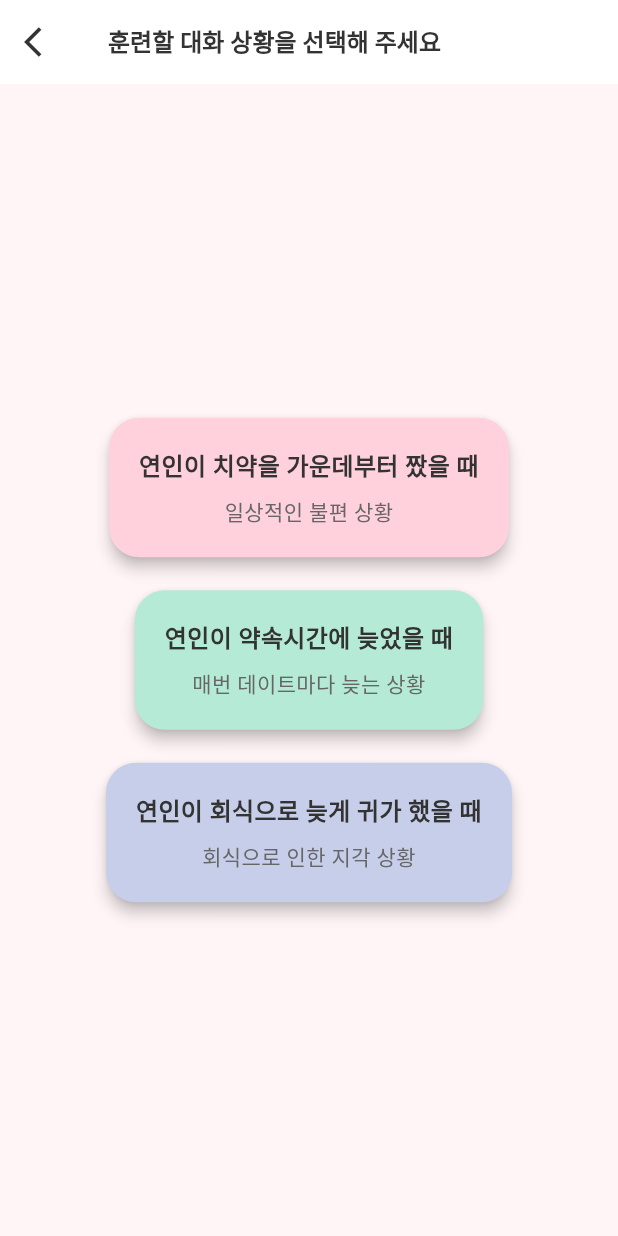
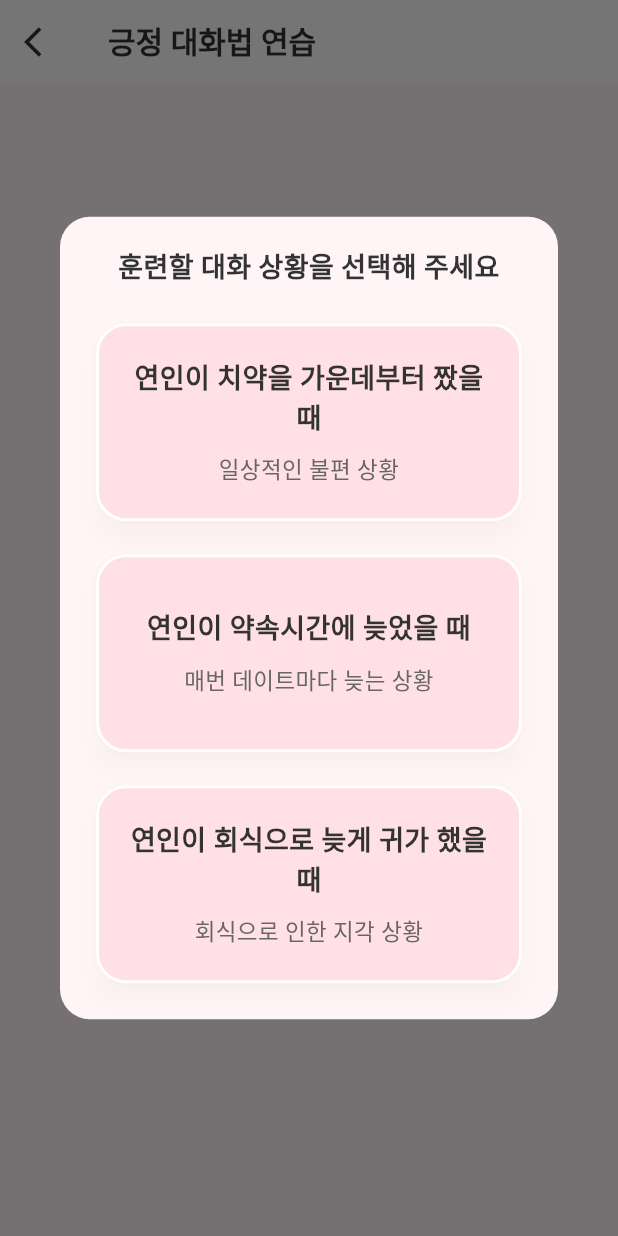
Before and after one commit to HWMV/LoveGot, a Flutter app: the PositiveTalkScreen screen opened directly, after a tap on "시작하기", on a phone screen of 412 x 824 dp. Run offline on Flutter 3.47's test engine with Material 3 defaults, Android fonts, the phone set to English and light mode, and no system bars; our stand-ins replace cloud_firestore, firebase_auth, firebase_core; accounts and stored records are empty.

Commit message:
edit situation select screen

```diff
--- a/frontend/lib/features/positive_talk/screens/positive_talk_screen.dart
+++ b/frontend/lib/features/positive_talk/screens/positive_talk_screen.dart
@@ -57,12 +57,7 @@ class PositiveTalkScreen extends StatelessWidget {
                 const SizedBox(height: 40),
                 ElevatedButton(
                   onPressed: () {
-                    Navigator.push(
-                      context,
-                      MaterialPageRoute(
-                        builder: (context) => const SituationSelectionScreen(),
-                      ),
-                    );
+                    showSituationSelectionDialog(context);
                   },
                   style: ElevatedButton.styleFrom(
                     backgroundColor: Colors.pink.shade200,
--- a/frontend/lib/features/positive_talk/screens/situation_selection_screen.dart
+++ b/frontend/lib/features/positive_talk/screens/situation_selection_screen.dart
@@ -3,49 +3,41 @@ import '../models/scenario_model.dart';
 import '../screens/training_screen.dart';
 import '../services/scenario_service.dart';
 
-class SituationSelectionScreen extends StatelessWidget {
-  const SituationSelectionScreen({Key? key}) : super(key: key);
-
-  @override
-  Widget build(BuildContext context) {
-    return Scaffold(
+void showSituationSelectionDialog(BuildContext context) {
+  showDialog(
+    context: context,
+    builder: (BuildContext context) {
+      return Dialog(
+        shape: RoundedRectangleBorder(borderRadius: BorderRadius.circular(20)),
         backgroundColor: const Color(0xFFFFF5F7),
-      appBar: AppBar(
-        backgroundColor: Colors.white,
-        elevation: 0,
-        leading: IconButton(
-          icon: const Icon(Icons.arrow_back_ios, color: Color(0xFF333333)),
-          onPressed: () => Navigator.pop(context),
-        ),
-        title: const Text(
+        child: Padding(
+          padding: const EdgeInsets.all(20.0),
+          child: SingleChildScrollView(
+            child: Column(
+              mainAxisSize: MainAxisSize.min,
+              children: [
+                const Text(
                   '훈련할 대화 상황을 선택해 주세요',
                   style: TextStyle(
                     color: Color(0xFF333333),
-            fontSize: 16,
+                    fontSize: 18,
                     fontWeight: FontWeight.bold,
                   ),
+                  textAlign: TextAlign.center,
                 ),
-      ),
-      body: SafeArea(
-        child: Center(
-          child: SingleChildScrollView(
-            child: Padding(
-              padding: const EdgeInsets.symmetric(horizontal: 20.0),
-              child: Column(
-                mainAxisAlignment: MainAxisAlignment.center,
-                children: [
+                const SizedBox(height: 20),
                 _buildSituationCard(
                   context,
                   title: '연인이 치약을 가운데부터 짰을 때',
                   subtitle: '일상적인 불편 상황',
-                    color: const Color(0xFFFFD1DC),
+                  color: const Color(0xFFFFE0E6),
                   onTap: () {
+                    Navigator.pop(context);
                     Navigator.push(
                       context,
                       MaterialPageRoute(
                           builder: (context) =>
-                              const TrainingScreen(scenarioId: '001'),
-                        ),
+                              const TrainingScreen(scenarioId: '001')),
                     );
                   },
                 ),
@@ -54,14 +46,14 @@ class SituationSelectionScreen extends StatelessWidget {
                   context,
                   title: '연인이 약속시간에 늦었을 때',
                   subtitle: '매번 데이트마다 늦는 상황',
-                    color: const Color(0xFFB5EAD7),
+                  color: const Color(0xFFFFE0E6),
                   onTap: () {
+                    Navigator.pop(context);
                     Navigator.push(
                       context,
                       MaterialPageRoute(
                           builder: (context) =>
-                              const TrainingScreen(scenarioId: '002'),
-                        ),
+                              const TrainingScreen(scenarioId: '002')),
                     );
                   },
                 ),
@@ -70,14 +62,14 @@ class SituationSelectionScreen extends StatelessWidget {
                   context,
                   title: '연인이 회식으로 늦게 귀가 했을 때',
                   subtitle: '회식으로 인한 지각 상황',
-                    color: const Color(0xFFC7CEEA),
+                  color: const Color(0xFFFFE0E6),
                   onTap: () {
+                    Navigator.pop(context);
                     Navigator.push(
                       context,
                       MaterialPageRoute(
                           builder: (context) =>
-                              const TrainingScreen(scenarioId: '003'),
-                        ),
+                              const TrainingScreen(scenarioId: '003')),
                     );
                   },
                 ),
@@ -85,8 +77,8 @@ class SituationSelectionScreen extends StatelessWidget {
             ),
           ),
         ),
-        ),
-      ),
+      );
+    },
   );
 }
 
@@ -97,12 +89,17 @@ class SituationSelectionScreen extends StatelessWidget {
   required Color color,
   required VoidCallback onTap,
 }) {
-    return Card(
-      elevation: 4,
+  return SizedBox(
+    width: double.infinity,
+    height: 140,
+    child: Card(
+      elevation: 6,
       color: color,
       shape: RoundedRectangleBorder(
         borderRadius: BorderRadius.circular(20),
+        side: BorderSide(color: Colors.white, width: 2),
       ),
+      shadowColor: Colors.black12,
       child: InkWell(
         onTap: onTap,
         borderRadius: BorderRadius.circular(20),
@@ -115,17 +112,17 @@ class SituationSelectionScreen extends StatelessWidget {
                 title,
                 textAlign: TextAlign.center,
                 style: const TextStyle(
-                  fontSize: 16,
-                  fontWeight: FontWeight.bold,
+                  fontSize: 18,
+                  fontWeight: FontWeight.w600,
                   color: Color(0xFF333333),
                 ),
               ),
-              const SizedBox(height: 8),
+              const SizedBox(height: 10),
               Text(
                 subtitle,
                 textAlign: TextAlign.center,
                 style: const TextStyle(
-                  fontSize: 14,
+                  fontSize: 15,
                   color: Color(0xFF666666),
                 ),
               ),
@@ -133,6 +130,6 @@ class SituationSelectionScreen extends StatelessWidget {
           ),
         ),
       ),
+    ),
   );
 }
-}
--- a/frontend/lib/features/positive_talk/screens/training_screen.dart
+++ b/frontend/lib/features/positive_talk/screens/training_screen.dart
@@ -42,11 +42,11 @@ class _TrainingScreenState extends State<TrainingScreen> {
 
   String _getResultAvatar(String scenarioId, int selectedIndex) {
     if (selectedIndex == 0) {
-      return 'assets/images/avatar_happy.png';
+      return 'assets/images/scenario_002.png';
     } else if (selectedIndex == 1) {
-      return 'assets/images/avatar_angry.png';
+      return 'assets/images/scenario_001.png';
     } else {
-      return 'assets/images/avatar_sad.png';
+      return 'assets/images/scenario_001.png';
     }
   }
 
@@ -164,13 +164,8 @@ class _TrainingScreenState extends State<TrainingScreen> {
                         // Next Button
                         ElevatedButton(
                           onPressed: () {
-                            Navigator.pushReplacement(
-                              context,
-                              MaterialPageRoute(
-                                builder: (context) =>
-                                    const SituationSelectionScreen(),
-                              ),
-                            );
+                            Navigator.pop(context);
+                            showSituationSelectionDialog(context);
                           },
                           style: ElevatedButton.styleFrom(
                             backgroundColor: scenarioColor,
--- a/frontend/pubspec.yaml
+++ b/frontend/pubspec.yaml
@@ -97,6 +97,7 @@ flutter:
     - assets/images/
     - assets/images/dialog_bg.png  # 팝업창 배경 이미지
     - assets/images/wedding_bg1.png    # 웨딩 배경 이미지
-    - assets/images/man_avatar1.png    # 남자 캐릭터
+    - assets/images/man_avatar1.png    # 남자 캐릭터R
     - assets/images/woman_avatar1.png  # 여자 캐릭터
-    - assets/images/positive_talk_images/  # 긍정대화법 훈련 이미지
+    - assets/images/scenario_001.png
+    - assets/images/scenario_002.png
```
Also changed, not shown: frontend/assets/images/scenario_001.png (added), frontend/assets/images/scenario_002.png (added). Lines whose indentation alone changed are shown as unchanged.
